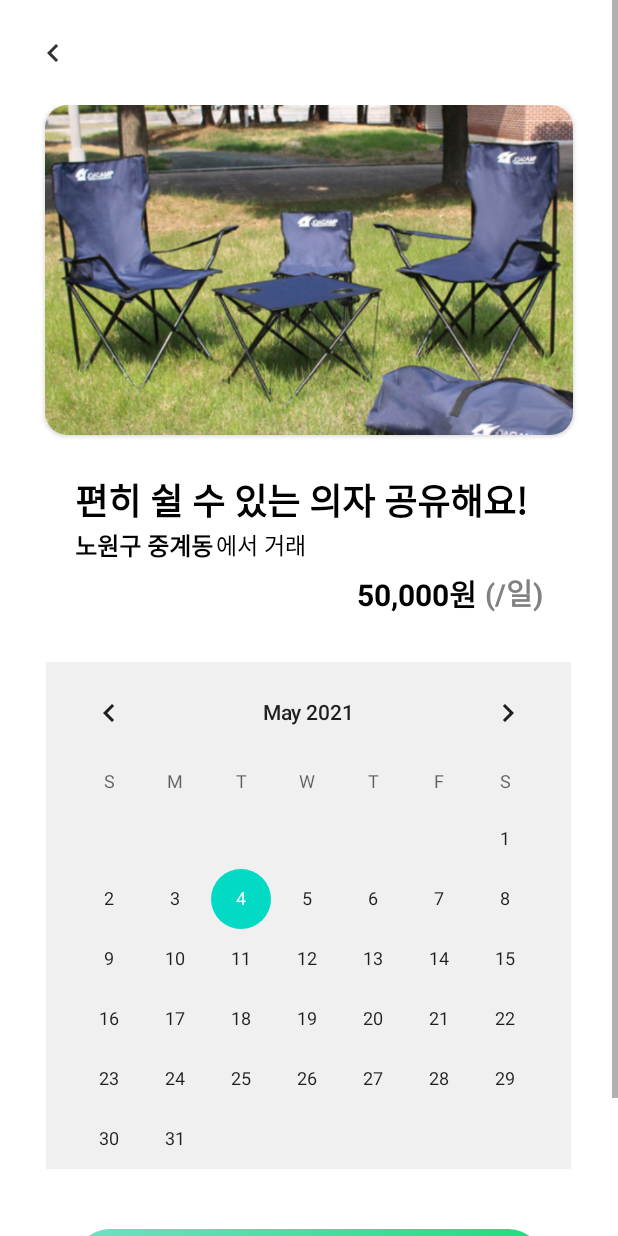
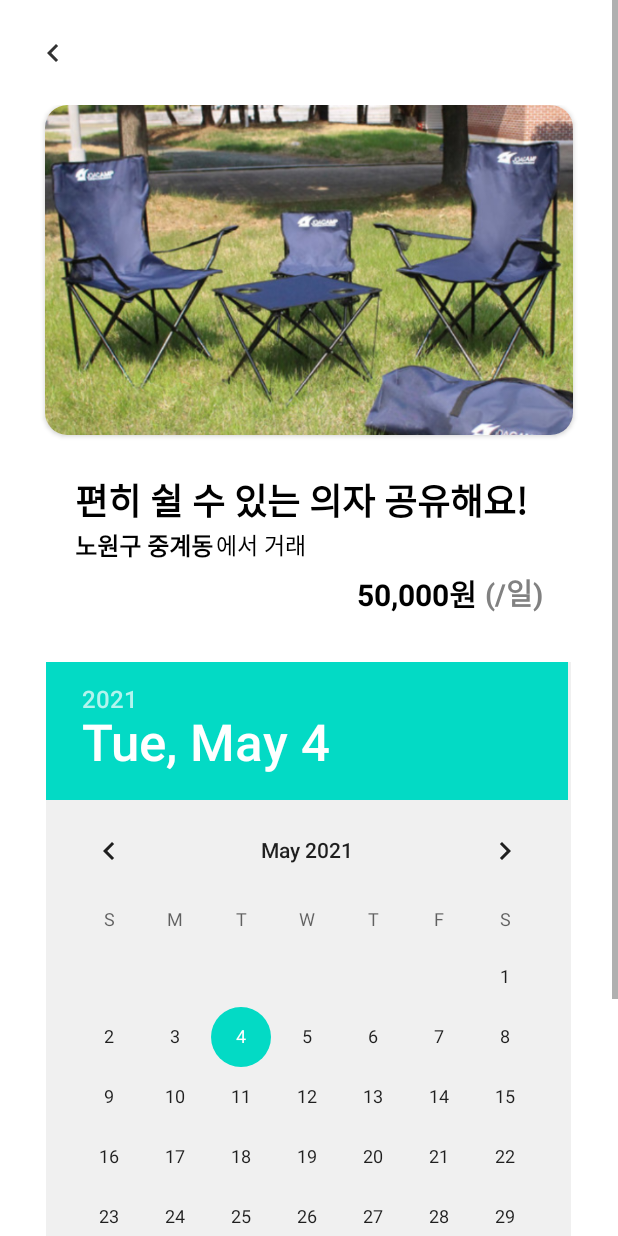
Before and after one commit to KSangH/2021-Capstone-Design, an Android app: the SendRequestActivity screen opened directly, with no data from a screen before it, on a phone screen of 412 x 824 dp. Run offline under Robolectric (Android 15) with nearby library versions, the phone set to English and light mode, and no system bars; our stand-ins replace data binding.

Commit message:
[Android] Change calender view to date picker

```diff
--- a/Android/Campong/app/src/main/res/layout/activity_send_request.xml
+++ b/Android/Campong/app/src/main/res/layout/activity_send_request.xml
@@ -117,14 +117,14 @@
 
                 </RelativeLayout>
 
-                <CalendarView
-                    android:id="@+id/calendarView"
+                <DatePicker
+                    android:id="@+id/datepiker"
                     android:layout_width="350dp"
                     android:layout_height="wrap_content"
                     android:layout_below="@+id/fortext"
                     android:layout_centerHorizontal="true"
                     android:layout_marginTop="20dp"
-                    android:background="#f0f0f0"/>
+                    android:background="#f0f0f0" />
 
                 <Button
                     android:layout_marginHorizontal="50dp"
@@ -139,7 +139,7 @@
                     android:text="필터 지정 완료"
                     android:background="@drawable/button_main_color"
                     app:backgroundTint="@null"
-                    android:layout_below="@id/calendarView"
+                    android:layout_below="@id/datepiker"
                     />
 
             </RelativeLayout>
```
